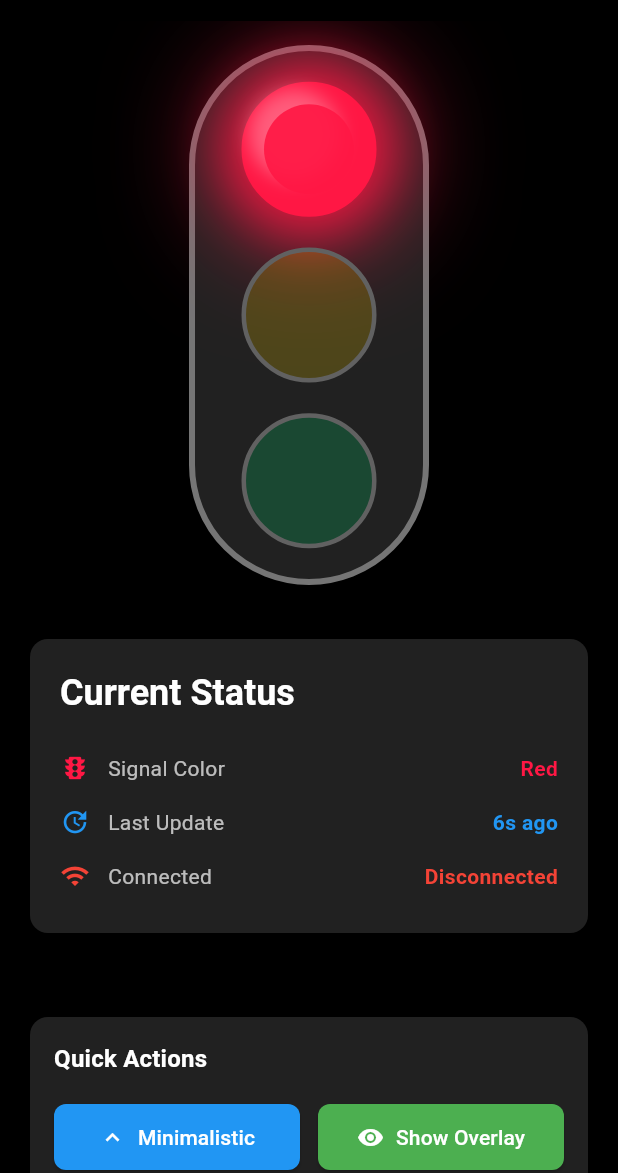
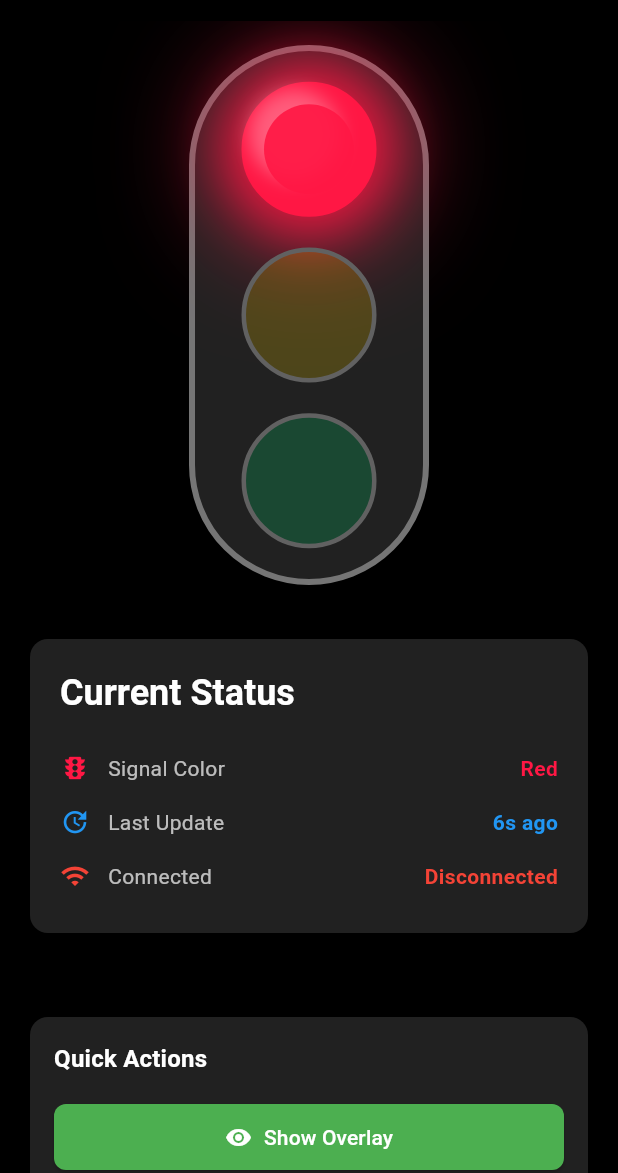
Before and after one commit to GoldenTiger720/TrafficApp, a Flutter app: the TrafficLightDetailScreen screen opened directly, on a phone screen of 412 x 824 dp, the part 63-1236 px from its top. Run offline on Flutter 3.47's test engine with Material 3 defaults, Android fonts, the phone set to English and light mode, and no system bars; our stand-ins replace flutter_blue_plus, flutter_local_notifications, permission_handler, share_plus, shared_preferences; missing offline and left inert: window_manager; accounts and stored records are empty.

Commit message:
Removed toggle button in Traffic Light Monitor

```diff
--- a/lib/screens/traffic_light_detail_screen.dart
+++ b/lib/screens/traffic_light_detail_screen.dart
@@ -336,28 +336,6 @@ class TrafficLightDetailScreen extends StatelessWidget {
                 Expanded(
                   child: ElevatedButton.icon(
                     onPressed: () {
-                      settingsProvider.updateDisplayMode(
-                        settings.displayMode == DisplayMode.minimalistic
-                            ? DisplayMode.advanced
-                            : DisplayMode.minimalistic
-                      );
-                    },
-                    icon: Icon(settings.displayMode == DisplayMode.minimalistic
-                        ? Icons.expand_more
-                        : Icons.expand_less),
-                    label: Text(settings.displayMode == DisplayMode.minimalistic
-                        ? (l10n?.advanced ?? 'Advanced')
-                        : (l10n?.minimalistic ?? 'Minimalistic')),
-                    style: ElevatedButton.styleFrom(
-                      backgroundColor: Colors.blue,
-                      foregroundColor: Colors.white,
-                    ),
-                  ),
-                ),
-                const SizedBox(width: 12),
-                Expanded(
-                  child: ElevatedButton.icon(
-                    onPressed: () {
                       settingsProvider.updateOverlayEnabled(!settings.overlayEnabled);
                     },
                     icon: Icon(settings.overlayEnabled ? Icons.visibility_off : Icons.visibility),
```
